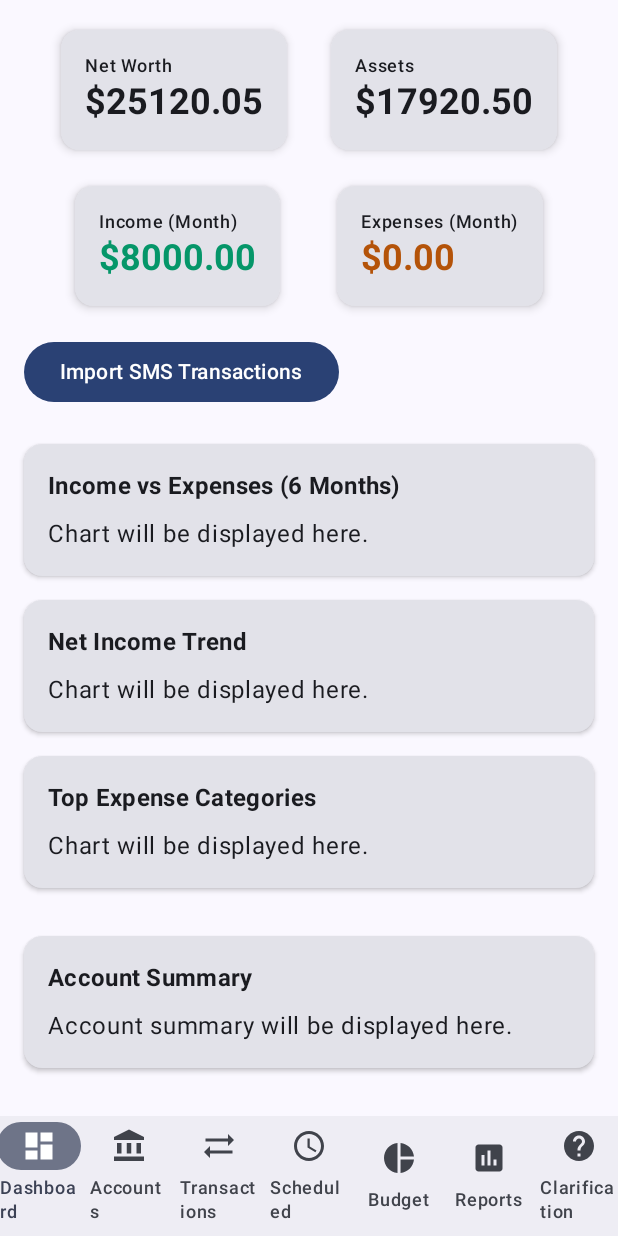
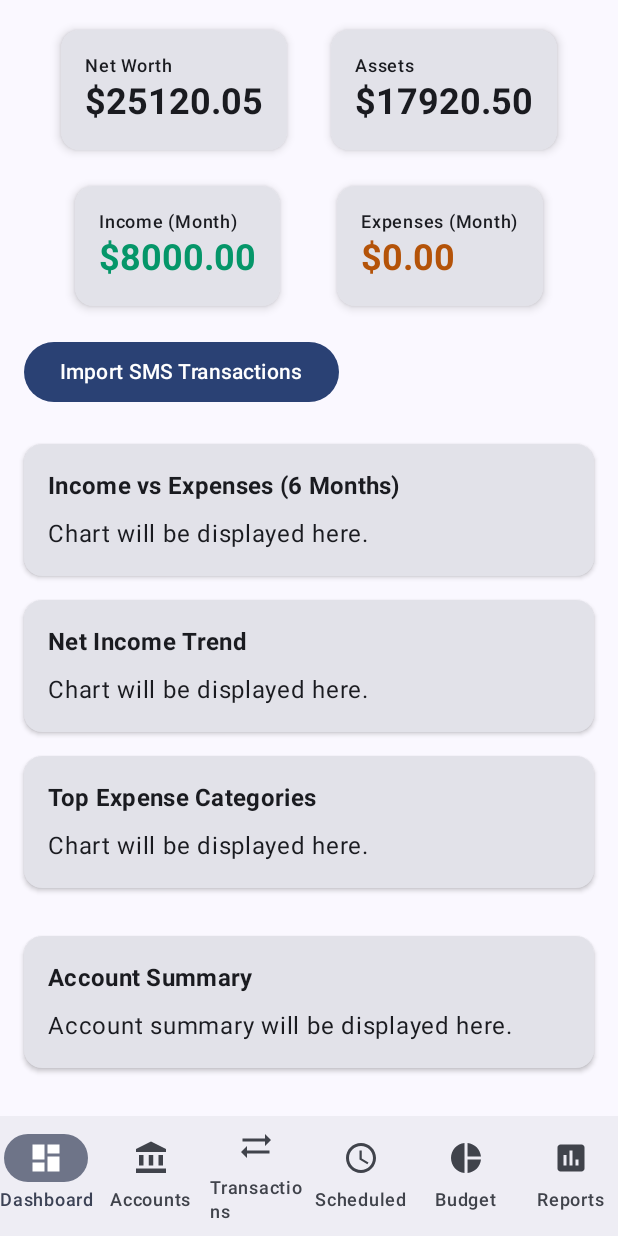
Before and after one commit to itugechege/fintrack, an Android app built with Jetpack Compose: the screen it shows after launch (MainActivity), after a tap on "Get Started", on a phone screen of 412 x 824 dp. Run offline under Robolectric (Android 15) with nearby library versions, the phone set to English and light mode, and no system bars; our stand-ins replace Room's generated code, navigation suite.

Commit message:
minor updates to design

```diff
--- a/fintrack_mobile_apk/app/src/main/java/com/example/fintrack_mobile_apk/MainActivity.kt
+++ b/fintrack_mobile_apk/app/src/main/java/com/example/fintrack_mobile_apk/MainActivity.kt
@@ -12,7 +12,6 @@ import androidx.compose.material.icons.Icons
 import androidx.compose.material.icons.filled.AccountBalance
 import androidx.compose.material.icons.filled.Assessment
 import androidx.compose.material.icons.filled.Dashboard
-import androidx.compose.material.icons.filled.Help
 import androidx.compose.material.icons.filled.PieChart
 import androidx.compose.material.icons.filled.Schedule
 import androidx.compose.material.icons.filled.SyncAlt
@@ -32,7 +31,6 @@ import androidx.compose.ui.tooling.preview.Preview
 import androidx.core.splashscreen.SplashScreen.Companion.installSplashScreen
 import com.example.fintrack_mobile_apk.accounts.AccountsScreen
 import com.example.fintrack_mobile_apk.budget.BudgetScreen
-import com.example.fintrack_mobile_apk.clarification.ClarificationScreen
 import com.example.fintrack_mobile_apk.dashboard.DashboardScreen
 import com.example.fintrack_mobile_apk.reports.ReportsScreen
 import com.example.fintrack_mobile_apk.scheduled.ScheduledScreen
@@ -110,13 +108,12 @@ fun FintrackMobileApkApp(viewModel: FintrackViewModel) {
         Scaffold(modifier = Modifier.fillMaxSize()) { innerPadding ->
             val modifier = Modifier.padding(innerPadding)
             when (currentDestination) {
-                AppDestinations.DASHBOARD -> DashboardScreen(modifier = modifier, viewModel = viewModel, onNavigate = { currentDestination = it })
+                AppDestinations.DASHBOARD -> DashboardScreen(modifier = modifier, viewModel = viewModel)
                 AppDestinations.ACCOUNTS -> AccountsScreen(modifier = modifier, viewModel = viewModel)
                 AppDestinations.TRANSACTIONS -> TransactionsScreen(modifier = modifier, viewModel = viewModel)
                 AppDestinations.SCHEDULED -> ScheduledScreen(modifier = modifier, viewModel = viewModel)
                 AppDestinations.BUDGET -> BudgetScreen(modifier = modifier, viewModel = viewModel)
                 AppDestinations.REPORTS -> ReportsScreen(modifier = modifier, viewModel = viewModel)
-                AppDestinations.CLARIFICATION -> ClarificationScreen(viewModel = viewModel)
             }
         }
     }
@@ -162,12 +159,6 @@ enum class AppDestinations(
      * This screen is associated with the [ReportsScreen] composable.
      */
     REPORTS("Reports", Icons.Filled.Assessment),
-
-    /**
-     * Screen for clarifying transactions.
-     * This screen is associated with the [ClarificationScreen] composable.
-     */
-    CLARIFICATION("Clarification", Icons.Filled.Help)
 }
 
 /**
--- a/fintrack_mobile_apk/app/src/main/java/com/example/fintrack_mobile_apk/dashboard/DashboardScreen.kt
+++ b/fintrack_mobile_apk/app/src/main/java/com/example/fintrack_mobile_apk/dashboard/DashboardScreen.kt
@@ -24,7 +24,6 @@ import androidx.compose.ui.graphics.Color
 import androidx.compose.ui.text.font.FontWeight
 import androidx.compose.ui.tooling.preview.Preview
 import androidx.compose.ui.unit.dp
-import com.example.fintrack_mobile_apk.AppDestinations
 import com.example.fintrack_mobile_apk.FintrackViewModel
 import com.example.fintrack_mobile_apk.sms.SmsPermissionRequester
 import com.example.fintrack_mobile_apk.ui.theme.Fintrack_mobile_apkTheme
@@ -44,7 +43,7 @@ private const val TAG = "DashboardScreen"
  * @param viewModel The [FintrackViewModel] instance for the app.
  */
 @Composable
-fun DashboardScreen(modifier: Modifier = Modifier, viewModel: FintrackViewModel, onNavigate: (AppDestinations) -> Unit) {
+fun DashboardScreen(modifier: Modifier = Modifier, viewModel: FintrackViewModel) {
     Log.d(TAG, "DashboardScreen: Composing")
     val accounts by viewModel.allAccounts.collectAsState()
     val transactions by viewModel.allTransactions.collectAsState()
@@ -73,7 +72,7 @@ fun DashboardScreen(modifier: Modifier = Modifier, viewModel: FintrackViewModel,
     Column(modifier = modifier.padding(16.dp)) {
         if (transactionsForClarification.isNotEmpty()) {
             ClarificationCard(count = transactionsForClarification.size) {
-                onNavigate(AppDestinations.CLARIFICATION)
+                // navigate to clarification screen
             }
         }
 
```
